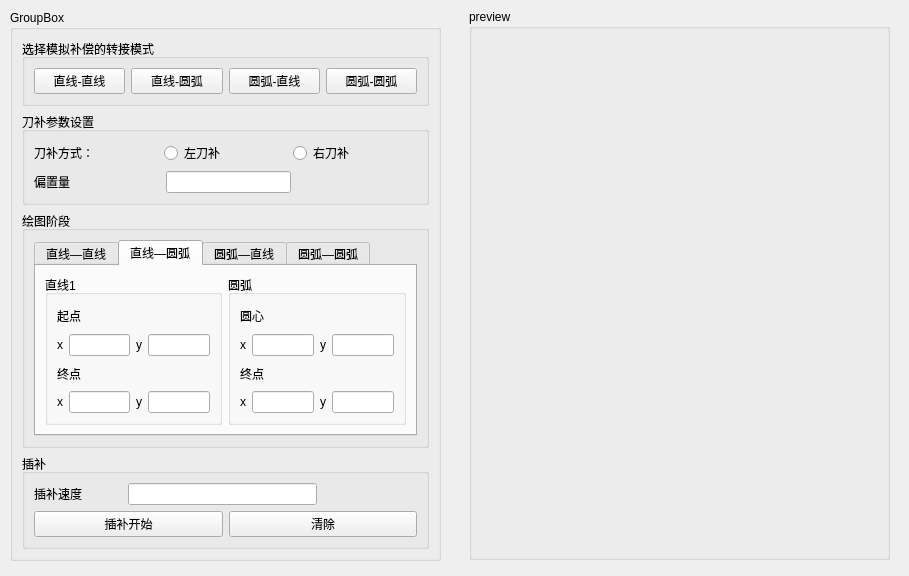
Aiden-Potter/PyqtLearning, file DrawCNC/ui/ks3.ui: the form before one commit.
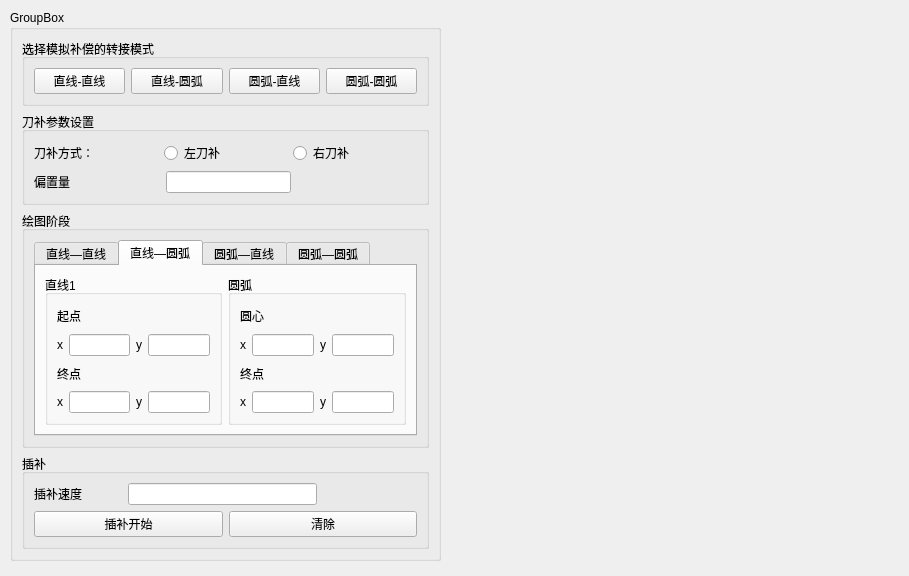
The form after the commit.

```diff
--- a/DrawCNC/ui/ks3.ui
+++ b/DrawCNC/ui/ks3.ui
@@ -924,17 +924,17 @@
     </item>
    </layout>
   </widget>
-  <widget class="QGroupBox" name="groupBox_15">
+  <widget class="QStackedWidget" name="stackedWidget">
    <property name="geometry">
     <rect>
-     <x>469</x>
-     <y>9</y>
-     <width>421</width>
-     <height>551</height>
+     <x>600</x>
+     <y>160</y>
+     <width>191</width>
+     <height>281</height>
     </rect>
    </property>
-   <property name="title">
-    <string>preview</string>
+   <property name="currentIndex">
+    <number>0</number>
    </property>
   </widget>
  </widget>
```
Left out of the diff: 2 changed lines with no effect on the pictures.
